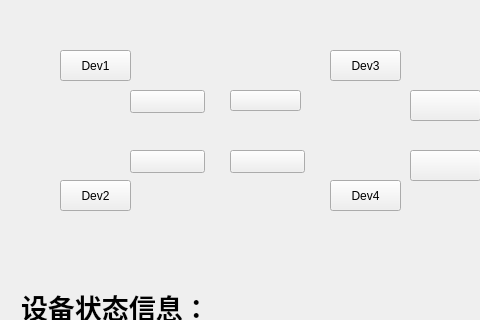
Qt form devicestatusform.ui (xiaofefe/Satellite_communication_software) before a commit; both pictures show x 0 to 480 and y 0 to 320 of the 707 by 509 pixel window.
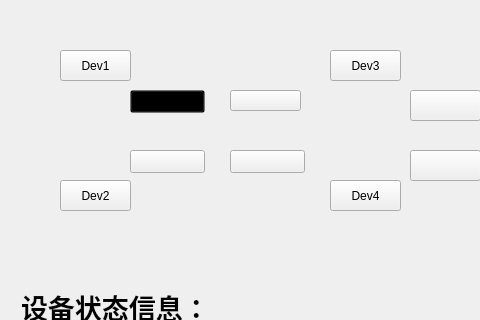
The same form after that commit. Icons and pictures are not drawn. Custom widgets are drawn as their Qt base class.

Patch:
```diff
--- a/devicestatusform.ui
+++ b/devicestatusform.ui
@@ -141,7 +141,8 @@
     </rect>
    </property>
    <property name="styleSheet">
-    <string notr="true">border-image: url(:/images/link_left.png);</string>
+    <string notr="true">border-image: url(:/images/link_left.png);
+background:transparent;</string>
    </property>
    <property name="text">
     <string/>
```
